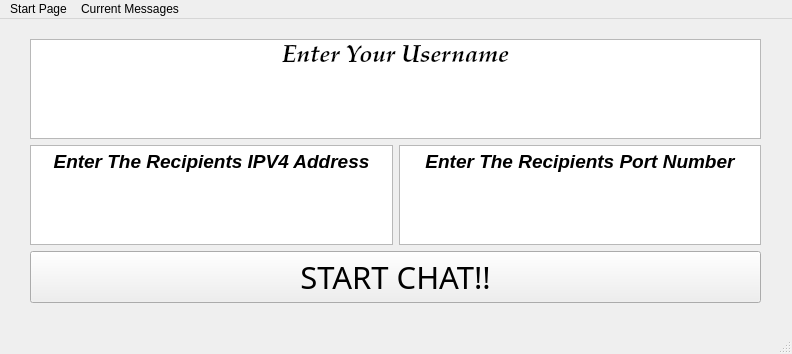
jeff00363/CSC-265-Messaging-Application, file UI FILES/ChatApplication.ui: the form before one commit.
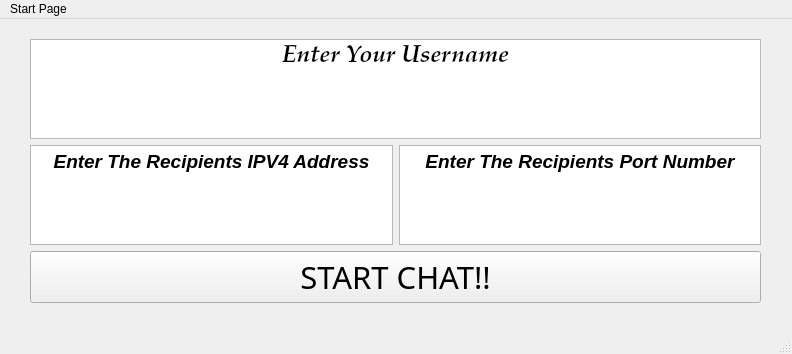
The form after the commit.

What changed in the file:
```diff
--- a/UI FILES/ChatApplication.ui
+++ b/UI FILES/ChatApplication.ui
@@ -103,16 +103,7 @@
      <string>Start Page</string>
     </property>
    </widget>
-   <widget class="QMenu" name="menuCurrent_Messages">
-    <property name="autoFillBackground">
-     <bool>false</bool>
-    </property>
-    <property name="title">
-     <string>Current Messages</string>
-    </property>
-   </widget>
    <addaction name="menuLogin_Page"/>
-   <addaction name="menuCurrent_Messages"/>
   </widget>
   <widget class="QStatusBar" name="statusbar"/>
  </widget>
```
Left out of the diff: 12 changed lines with no effect on the pictures.
